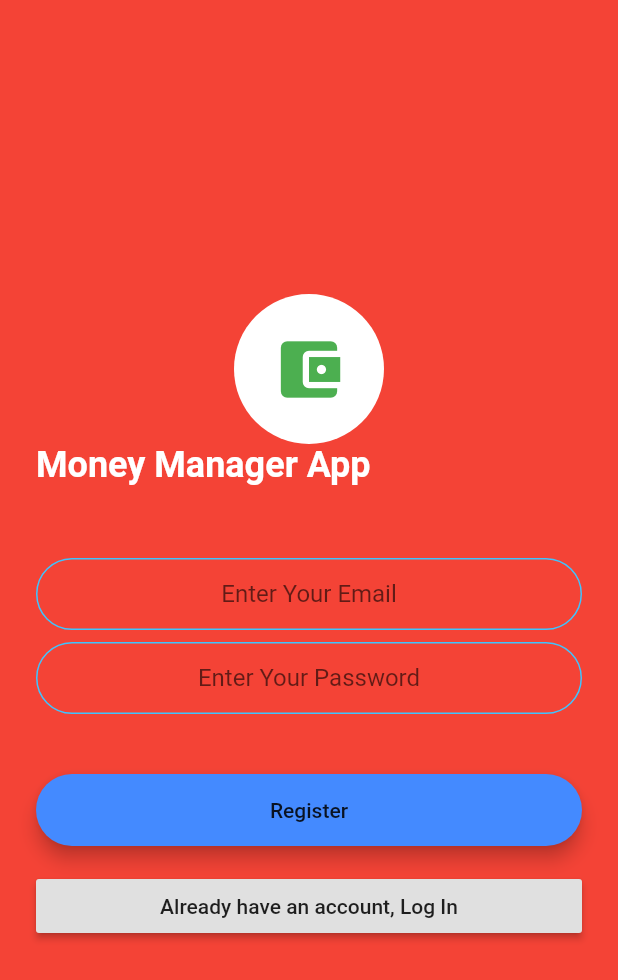
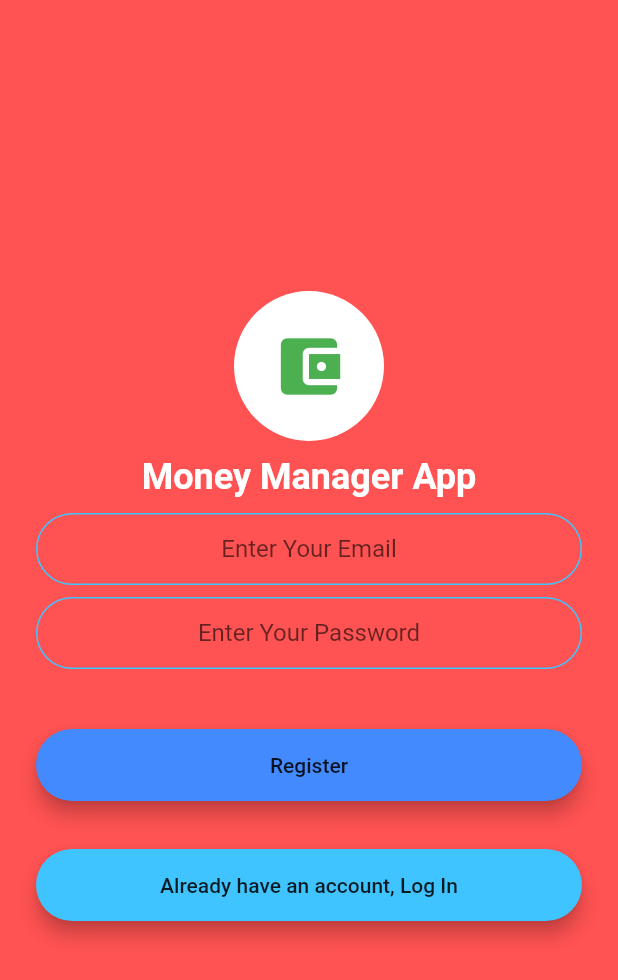
Before and after one commit to apoorvlodhi-io/money_manager_app, a Flutter app: the screen it shows after launch, after a tap on "Continue with Email", on a phone screen of 412 x 824 dp. Shown: the top 980 px of the screen. Run offline on Flutter 3.47's test engine with Material 2 defaults, Android fonts, the phone set to English and light mode, and no system bars; our stand-ins replace cloud_firestore, firebase_auth, modal_progress_hud, share; accounts and stored records are empty; network calls fail.

```diff
--- a/lib/screens/about_page.dart
+++ b/lib/screens/about_page.dart
@@ -97,14 +97,14 @@ class AboutPage extends StatelessWidget {
 //                      TextSpan(
 //                        text: "The History of Everything is built with ",
 //                      ),
-//                      TextSpan(
-//                          text: "Flutter",
-//                          style: TextStyle(
-//                              fontWeight: FontWeight.bold,
-//                              decoration: TextDecoration.underline),
-//                          recognizer: TapGestureRecognizer()
-//                            ..onTap =
-//                                () => _launchUrl("https://www.flutter.io")),
+                      TextSpan(
+                          text: "Flutter",
+                          style: TextStyle(
+                              fontWeight: FontWeight.bold,
+                              decoration: TextDecoration.underline),
+                          recognizer: TapGestureRecognizer()
+                            ..onTap =
+                                () => _launchUrl("https://www.flutter.io")),
 //                      TextSpan(
 //                        text: " by ",
 //                      ),
--- a/lib/screens/login_screen.dart
+++ b/lib/screens/login_screen.dart
@@ -20,7 +20,7 @@ class _LoginScreenState extends State<LoginScreen> {
   @override
   Widget build(BuildContext context) {
     return Scaffold(
-      backgroundColor: Colors.red,
+      backgroundColor: Colors.redAccent,
       body: ModalProgressHUD(
         inAsyncCall: showSpinner,
         child: Padding(
@@ -28,6 +28,10 @@ class _LoginScreenState extends State<LoginScreen> {
           child: Column(
             mainAxisAlignment: MainAxisAlignment.center,
             crossAxisAlignment: CrossAxisAlignment.stretch,
+            children: <Widget>[
+              Container(
+                child: Column(
+                  mainAxisAlignment: MainAxisAlignment.center,
                   children: <Widget>[
                     CircleAvatar(
                       backgroundColor: Colors.white,
@@ -38,15 +42,20 @@ class _LoginScreenState extends State<LoginScreen> {
                         size: 50.0,
                       ),
                     ),
-              Text(
+                    Padding(
+                      padding: const EdgeInsets.all(10.0),
+                      child: Center(
+                        child: Text(
                           'Money Manager App',
                           style: TextStyle(
                               color: Colors.white,
                               fontWeight: FontWeight.bold,
                               fontSize: 24.0),
                         ),
-              SizedBox(
-                height: 48.0,
+                      ),
+                    ),
+                  ],
+                ),
               ),
               TextField(
                 keyboardType: TextInputType.emailAddress,
@@ -76,9 +85,11 @@ class _LoginScreenState extends State<LoginScreen> {
                 title: 'Log In',
                 colour: Colors.lightBlueAccent,
                 onPressed: () async {
+                  if (email != null && password != null) {
                     setState(() {
                       showSpinner = true;
                     });
+                  }
                   try {
                     final user = await _auth.signInWithEmailAndPassword(
                         email: email.trim(), password: password);
--- a/lib/screens/my_home_page.dart
+++ b/lib/screens/my_home_page.dart
@@ -97,6 +97,7 @@ class _MyHomePageState extends State<MyHomePage> {
                 leading: Icon(Icons.account_circle),
                 title: Text('About'),
                 onTap: () {
+                  Navigator.pop(context);
                   Navigator.pushNamed(context, AboutPage.id);
                 },
               ),
--- a/lib/screens/registration_screen.dart
+++ b/lib/screens/registration_screen.dart
@@ -22,7 +22,7 @@ class _RegistrationScreenState extends State<RegistrationScreen> {
   @override
   Widget build(BuildContext context) {
     return Scaffold(
-      backgroundColor: Colors.red,
+      backgroundColor: Colors.redAccent,
       body: ModalProgressHUD(
         inAsyncCall: showSpinner,
         child: Padding(
@@ -30,6 +30,10 @@ class _RegistrationScreenState extends State<RegistrationScreen> {
           child: Column(
             mainAxisAlignment: MainAxisAlignment.center,
             crossAxisAlignment: CrossAxisAlignment.stretch,
+            children: <Widget>[
+              Container(
+                child: Column(
+                  mainAxisAlignment: MainAxisAlignment.center,
                   children: <Widget>[
                     CircleAvatar(
                       backgroundColor: Colors.white,
@@ -40,15 +44,20 @@ class _RegistrationScreenState extends State<RegistrationScreen> {
                         size: 50.0,
                       ),
                     ),
-              Text(
+                    Padding(
+                      padding: const EdgeInsets.all(10.0),
+                      child: Center(
+                        child: Text(
                           'Money Manager App',
                           style: TextStyle(
                               color: Colors.white,
                               fontWeight: FontWeight.bold,
                               fontSize: 24.0),
                         ),
-              SizedBox(
-                height: 48.0,
+                      ),
+                    ),
+                  ],
+                ),
               ),
               TextField(
                 keyboardType: TextInputType.emailAddress,
@@ -78,9 +87,12 @@ class _RegistrationScreenState extends State<RegistrationScreen> {
                 title: 'Register',
                 colour: Colors.blueAccent,
                 onPressed: () async {
+                  if (email != null && password != null) {
                     setState(() {
                       showSpinner = true;
                     });
+                  }
+
                   try {
                     final newUser = await _auth.createUserWithEmailAndPassword(
                         email: email.trim(), password: password);
@@ -95,12 +107,19 @@ class _RegistrationScreenState extends State<RegistrationScreen> {
                   }
                 },
               ),
-              RaisedButton(
-                child: Text('Already have an account, Log In'),
+              RoundedButton(
+                title: 'Already have an account, Log In',
+                colour: Colors.lightBlueAccent,
                 onPressed: () {
                   Navigator.pushNamed(context, LoginScreen.id);
                 },
               ),
+//              RaisedButton(
+//                child: Text('Already have an account, Log In'),
+//                onPressed: () {
+//                  Navigator.pushNamed(context, LoginScreen.id);
+//                },
+//              ),
             ],
           ),
         ),
--- a/lib/screens/splash_screen.dart
+++ b/lib/screens/splash_screen.dart
@@ -46,12 +46,14 @@ class _SplashScreenState extends State<SplashScreen> {
                     ),
                     Padding(
                       padding: const EdgeInsets.all(10.0),
+                      child: Center(
                         child: Text(
                           'Money Manager App',
                           style: TextStyle(
                               color: Colors.white,
                               fontWeight: FontWeight.bold,
                               fontSize: 24.0),
+                        ),
                       ),
                     ),
                   ],
--- a/lib/screens/welcome_screen.dart
+++ b/lib/screens/welcome_screen.dart
@@ -1,5 +1,7 @@
 import 'package:flutter/cupertino.dart';
 import 'package:flutter/material.dart';
+import 'package:flutter/gestures.dart';
+import 'package:url_launcher/url_launcher.dart';
 import 'package:moneymanagerapptest3/screens/registration_screen.dart';
 import 'package:moneymanagerapptest3/components/welcome_screen_button.dart';
 
@@ -10,24 +12,49 @@ class WelcomeScreen extends StatefulWidget {
 }
 
 class _WelcomeScreenState extends State<WelcomeScreen> {
+  _launchUrl(String url) {
+    canLaunch(url).then((bool success) {
+      if (success) {
+        launch(url);
+      }
+    });
+  }
+
   @override
   Widget build(BuildContext context) {
     return Scaffold(
-      backgroundColor: Colors.white,
+      backgroundColor: Colors.redAccent,
       body: Column(
         mainAxisAlignment: MainAxisAlignment.spaceBetween,
         crossAxisAlignment: CrossAxisAlignment.stretch,
         children: <Widget>[
-          Padding(
-            padding: const EdgeInsets.only(top: 50.0),
-            child: CircleAvatar(
-              backgroundColor: Colors.lightBlueAccent,
+          Expanded(
+            flex: 2,
+            child: Column(
+              mainAxisAlignment: MainAxisAlignment.center,
+              children: <Widget>[
+                CircleAvatar(
+                  backgroundColor: Colors.white,
                   radius: 50.0,
                   child: Icon(
                     Icons.account_balance_wallet,
-                color: Colors.white,
+                    color: Colors.green,
                     size: 50.0,
                   ),
+                ),
+                Padding(
+                  padding: const EdgeInsets.all(10.0),
+                  child: Center(
+                    child: Text(
+                      'Money Manager App',
+                      style: TextStyle(
+                          color: Colors.white,
+                          fontWeight: FontWeight.bold,
+                          fontSize: 24.0),
+                    ),
+                  ),
+                ),
+              ],
             ),
           ),
           Column(
@@ -53,6 +80,7 @@ class _WelcomeScreenState extends State<WelcomeScreen> {
               WelcomeScreenButton(
                 title: 'Continue with Email',
                 colour: Colors.white,
+//                backgroundImage: Image.asset('images/email_logo.png'),
                 backgroundImage: Image.network(
                     'https://lh3.googleusercontent.com/YTB4ZfOQpnJUB4F1G7GCoc8J0Y3xfEyLEs07vUotIz6WDkQ1jGIhqmAfnYHICg3NAyI'),
                 onPressed: () {
@@ -65,14 +93,51 @@ class _WelcomeScreenState extends State<WelcomeScreen> {
                 children: <Widget>[
                   Padding(
                     padding: const EdgeInsets.only(top: 5.0, bottom: 10.0),
-                    child: Text(
-                      'By Continuing, you agree to our Terms of Service and Privacy Policy',
+                    child: RichText(
+                      text: TextSpan(
                         style: TextStyle(
-                        color: Colors.grey,
+//                            color:
+//                                darkText.withOpacity(darkText.opacity * 0.75),
+                            color: Colors.black,
+//                            fontFamily: "Roboto",
+                            fontSize: 10.0,
+                            height: 1.5),
+                        children: [
+                          TextSpan(
+                            text: 'By Continuing, you agree to our ',
+                          ),
+                          TextSpan(
+                            text: 'Terms of Service',
+                            style: TextStyle(
                                 fontWeight: FontWeight.bold,
-                        fontSize: 10.0,
+                                decoration: TextDecoration.underline),
+                            recognizer: TapGestureRecognizer()
+                              ..onTap = () => _launchUrl(
+                                  "https://github.com/apoorvlodhi-io/money_manager_app/blob/master/README.md"),
+                          ),
+                          TextSpan(
+                            text: ' and ',
+                          ),
+                          TextSpan(
+                            text: 'Privacy Policy',
+                            style: TextStyle(
+                                fontWeight: FontWeight.bold,
+                                decoration: TextDecoration.underline),
+                            recognizer: TapGestureRecognizer()
+                              ..onTap = () => _launchUrl(
+                                  "https://github.com/apoorvlodhi-io/money_manager_app/blob/master/README.md"),
+                          ),
+                        ],
                       ),
                     ),
+//                    Text(
+//                      'By Continuing, you agree to our Terms of Service and Privacy Policy',
+//                      style: TextStyle(
+//                        color: Colors.grey,
+//                        fontWeight: FontWeight.bold,
+//                        fontSize: 10.0,
+//                      ),
+//                    ),
                   ),
                 ],
               )
```
Also changed, not shown: images/Facebook_Logo.png (added), images/email_logo.png (added). Lines whose indentation alone changed are shown as unchanged.
